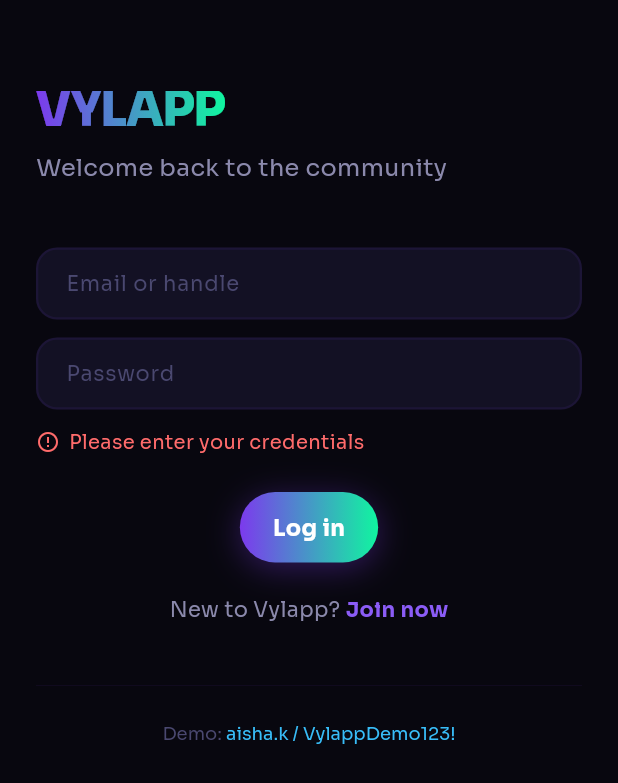
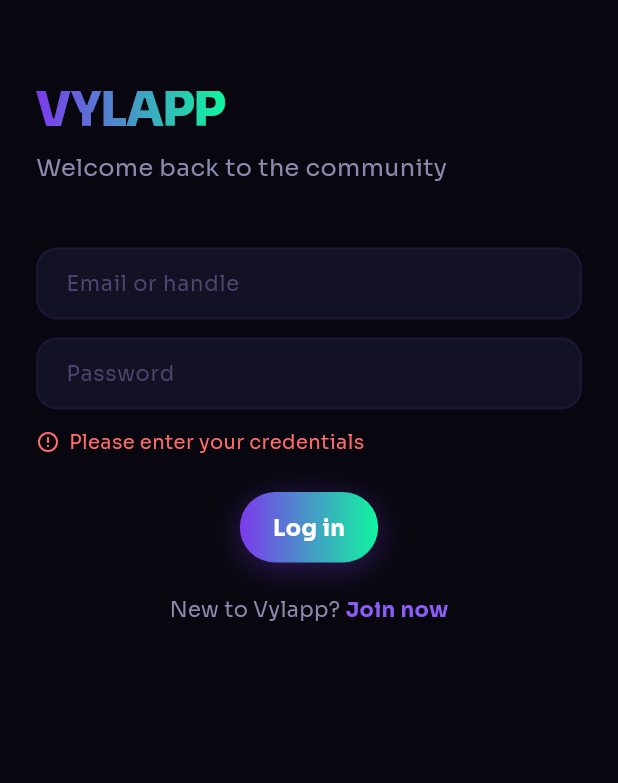
Before and after one commit to oluokunkabiru/vylapp, a Flutter app: the screen it shows after launch, after a tap on "Log in", on a phone screen of 412 x 824 dp. Shown: the top 783 px of the screen. Run offline on Flutter 3.47's test engine with Material 3 defaults, Android fonts, the phone set to English and light mode, and no system bars; our stand-ins replace bloc, dio, equatable, firebase_core, firebase_crashlytics, firebase_messaging and 7 more; missing offline and left inert: safe_device; accounts and stored records are empty; network calls fail; project files that could hold a hidden picture were left out.

Commit message:
fix(mobile): remove demo/placeholder content from login and home screens
- Login screen: dropped the "Demo: aisha.k / VylappDemo123!" autofill
  tap target — a real credential hint has no place in a shipped app.
- Home screen: dropped the hardcoded _demoUsers stories bar (Aisha,
  Marcus, Jade, Remi, Leon) — there's no backend stories feature behind
  it, it was pure fake UI with zero real data.

Co-Authored-By: Claude Sonnet 5 <noreply@anthropic.com>
Claude-Session: https://claude.ai/code/session_01UWuKeWXbvc7t8DLGsdMACv

```diff
--- a/mobile/lib/features/auth/presentation/screens/login_screen.dart
+++ b/mobile/lib/features/auth/presentation/screens/login_screen.dart
@@ -40,11 +40,6 @@ class _LoginScreenState extends State<LoginScreen> {
     }
     setState(() => _errorMsg = null);
     context.read<AuthBloc>().add(AuthLogin(emailOrHandle: email, password: pw));
-  }
-
-  void _fillDemo() {
-    _emailCtrl.text = 'aisha.k';
-    _pwCtrl.text    = 'VylappDemo123!';
   }
 
   @override
@@ -121,22 +116,6 @@ class _LoginScreenState extends State<LoginScreen> {
                   ),
                 ]),
                 const SizedBox(height: 32),
-                Divider(color: AppColors.borderSubtle, thickness: 0.5),
-                const SizedBox(height: 16),
-                Center(
-                  child: GestureDetector(
-                    onTap: _fillDemo,
-                    child: RichText(text: TextSpan(
-                      style: AppTextStyles.caption,
-                      children: [
-                        const TextSpan(text: 'Demo: '),
-                        TextSpan(text: 'aisha.k / VylappDemo123!',
-                          style: AppTextStyles.caption.copyWith(color: AppColors.sky)),
-                      ],
-                    )),
-                  ),
-                ),
-                const SizedBox(height: 32),
               ],
             ),
           ),
--- a/mobile/lib/features/feed/presentation/screens/home_screen.dart
+++ b/mobile/lib/features/feed/presentation/screens/home_screen.dart
@@ -5,7 +5,6 @@ import '../../../../core/constants/app_text_styles.dart';
 import '../../../../shared/widgets/vyl_widgets.dart';
 import '../bloc/feed_bloc.dart';
 import '../../data/models/vibe_model.dart';
-import '../../../auth/data/models/user_model.dart';
 
 class HomeScreen extends StatefulWidget {
   const HomeScreen({super.key});
@@ -63,7 +62,6 @@ class _HomeScreenState extends State<HomeScreen> {
                   child: CustomScrollView(
                     controller: _scrollController,
                     slivers: [
-                      const SliverToBoxAdapter(child: _StoriesBar()),
                       SliverList(
                         delegate: SliverChildBuilderDelegate(
                           (ctx, i) {
@@ -140,54 +138,6 @@ class _Header extends StatelessWidget {
             )),
           ]),
         ),
-      ],
-    ),
-  );
-}
-
-// ── Stories bar ────────────────────────────────────────────────────────────────
-class _StoriesBar extends StatelessWidget {
-  const _StoriesBar();
-
-  static final _demoUsers = [
-    UserModel(id:'1',handle:'aisha.k',displayName:'Aisha',avatarColor:'#10F5A0',avatarInitials:'AK'),
-    UserModel(id:'2',handle:'marcus.o',displayName:'Marcus',avatarColor:'#A78BFA',avatarInitials:'MO'),
-    UserModel(id:'3',handle:'jade.n',displayName:'Jade',avatarColor:'#FFB830',avatarInitials:'JN'),
-    UserModel(id:'4',handle:'remi.k',displayName:'Remi',avatarColor:'#FF6B6B',avatarInitials:'RK'),
-    UserModel(id:'5',handle:'l.chen',displayName:'Leon',avatarColor:'#38BDF8',avatarInitials:'LC'),
-  ];
-
-  @override
-  Widget build(BuildContext context) => SizedBox(
-    height: 96,
-    child: ListView(
-      scrollDirection: Axis.horizontal,
-      padding: const EdgeInsets.symmetric(horizontal: 14, vertical: 8),
-      children: [
-        // My story slot
-        Padding(
-          padding: const EdgeInsets.only(right: 14),
-          child: Column(children: [
-            Stack(children: [
-              VylAvatar(user: UserModel(id:'me',handle:'you',displayName:'You',avatarColor:'#10F5A0',avatarInitials:'YO'), size: 52),
-              Positioned(bottom:0, right:0, child: Container(
-                width:20, height:20,
-                decoration: BoxDecoration(shape:BoxShape.circle, color:AppColors.violet, border:Border.all(color:AppColors.bg,width:2)),
-                child: const Icon(Icons.add, size:13, color:Colors.white),
-              )),
-            ]),
-            const SizedBox(height:4),
-            Text('Your story', style: AppTextStyles.caption.copyWith(fontSize:11)),
-          ]),
-        ),
-        ..._demoUsers.map((u) => Padding(
-          padding: const EdgeInsets.only(right: 14),
-          child: Column(children: [
-            VylAvatar(user:u, size:52, showStoryRing:true),
-            const SizedBox(height:4),
-            SizedBox(width:52, child: Text(u.displayName, style:AppTextStyles.caption.copyWith(color:AppColors.textPrimary,fontSize:11), overflow:TextOverflow.ellipsis, textAlign:TextAlign.center)),
-          ]),
-        )),
       ],
     ),
   );
```
